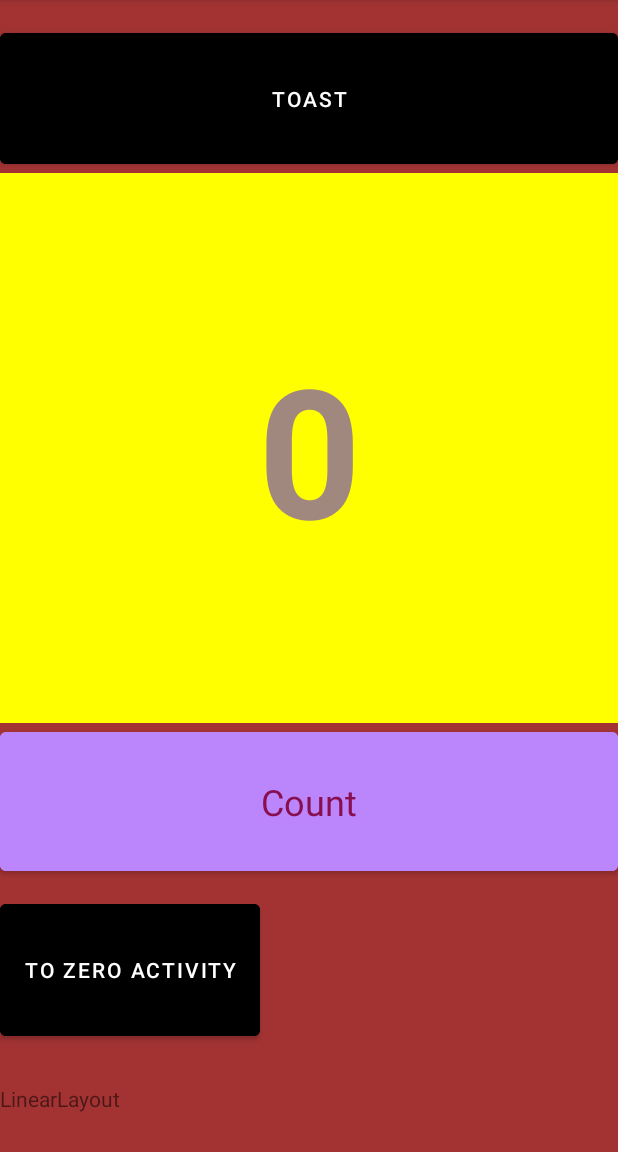
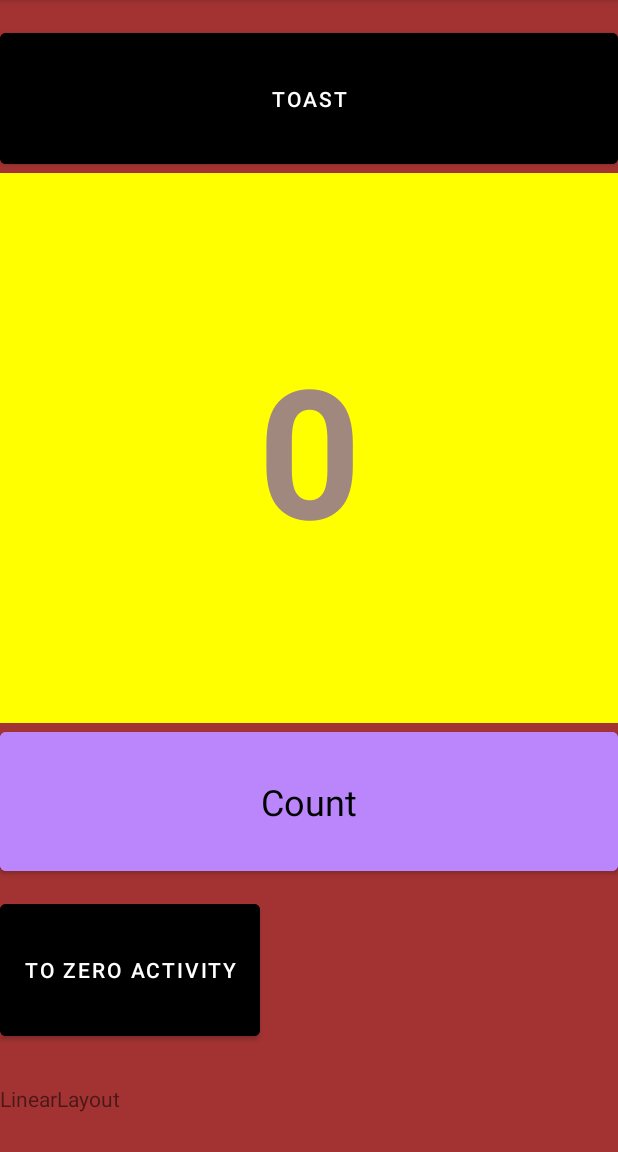
Before and after one commit to OmelchenkoMaksim/Andersen, an Android app: the screen it shows after launch (MainActivity), on a phone screen of 412 x 824 dp, the part 84-1236 px from its top. Run offline under Robolectric (Android 15) with nearby library versions, the phone set to English and light mode, and no system bars.

Commit message:
commit with added all resources
and increase encapsulation in all project

```diff
--- a/app/src/main/java/com/bignerdranch/android/andersen_1/MainActivity.kt
+++ b/app/src/main/java/com/bignerdranch/android/andersen_1/MainActivity.kt
@@ -4,58 +4,72 @@ import android.content.Intent
 import android.os.Bundle
 import android.util.Log
 import android.view.View
+import android.widget.Button
 import android.widget.TextView
 import android.widget.Toast
 import androidx.appcompat.app.AppCompatActivity
 
+const val EXTRA_MESSAGE_MAIN: String =
+    "com.big_nerd_ranch.android.andersen_1.main_activity.extra.MESSAGE"
+
 open class MainActivity : AppCompatActivity() {
 
     private var mCount: Int = 0
+    private var keyCount: String = "countState"
+    private var tagMainActivity: String = MainActivity::javaClass.name
     private lateinit var mShowCount: TextView
+    private lateinit var buttonShowToast: Button
+    private lateinit var buttonCount: Button
+    private lateinit var buttonToZeroActivity: Button
 
     override fun onCreate(savedInstanceState: Bundle?) {
         super.onCreate(savedInstanceState)
         setContentView(R.layout.activity_main)
-        Log.d("MainActivity", "Hi MOM")
-        val argument: Bundle? = getIntent().getExtras()
-        if (argument != null) mCount = intent.getIntExtra("count", 0)
+        Log.d(tagMainActivity, getString(R.string.funny_log_mom))
+
+        buttonShowToast = findViewById(R.id.button_toast)
+        buttonShowToast.setOnClickListener(::showToast)
+
+        buttonCount = findViewById(R.id.button_count)
+        buttonCount.setOnClickListener(::countUp)
+
+        buttonToZeroActivity = findViewById(R.id.button_to_two_activity)
+        buttonToZeroActivity.setOnClickListener(::toZeroActivity)
+
+        val argument: Bundle? = intent.extras
+        if (argument != null) mCount = intent.getIntExtra(keyCount, 0)
         if (savedInstanceState != null) {
-            mCount = savedInstanceState.getInt("count")
+            mCount = savedInstanceState.getInt(keyCount)
         }
         mShowCount = findViewById(R.id.show_count)
-        mShowCount.setText(mCount.toString())
+        mShowCount.text = mCount.toString()
     }
 
     override fun onSaveInstanceState(outState: Bundle) {
-        outState.putInt("count", mCount)
+        outState.putInt(keyCount, mCount)
         super.onSaveInstanceState(outState)
     }
 
     override fun onRestoreInstanceState(savedInstanceState: Bundle) {
-        mCount = savedInstanceState.getInt("count")
+        mCount = savedInstanceState.getInt(keyCount)
         super.onRestoreInstanceState(savedInstanceState)
     }
 
-    // внутри метода показывающего всплывающее сообщение находится переменная Toast
-    // хранящая параметр контекста, само сообщение и время его показа
-    // а так же вызов ее метода show
-    fun showToast(view: View) {
+    private fun showToast(view: View) {
         val toast = Toast.makeText(this, R.string.toast_message, Toast.LENGTH_SHORT)
         toast.show()
     }
 
-    fun countUp(view: View) {
+    private fun countUp(view: View) {
         mCount++
         Toast.makeText(this, R.string.toast_message_increase, Toast.LENGTH_SHORT).show()
-        mShowCount.setText(mCount.toString())
+        mShowCount.text = mCount.toString()
     }
 
-    fun toZeroActivity(view: View) {
+    private fun toZeroActivity(view: View) {
         Toast.makeText(this, R.string.toast_message_change_activity, Toast.LENGTH_SHORT).show()
-        val zeroAct: Intent = Intent(applicationContext, ActivityWithZero::class.java)
-        zeroAct.putExtra("count", mCount)
+        val zeroAct = Intent(applicationContext, ActivityWithZero::class.java)
+        zeroAct.putExtra(EXTRA_MESSAGE_MAIN, mCount)
         startActivity(zeroAct)
     }
-
-
 }
--- a/app/src/main/java/com/bignerdranch/android/andersen_1/SecondActivity.kt
+++ b/app/src/main/java/com/bignerdranch/android/andersen_1/SecondActivity.kt
@@ -3,12 +3,18 @@ package com.bignerdranch.android.andersen_1
 import android.content.Intent
 import androidx.appcompat.app.AppCompatActivity
 import android.os.Bundle
+import android.util.Log
 import android.widget.TextView
 
 class SecondActivity : AppCompatActivity() {
+
+    private val tagSecondActivity: String = SecondActivity::class.java.name
+
     override fun onCreate(savedInstanceState: Bundle?) {
         super.onCreate(savedInstanceState)
         setContentView(R.layout.activity_second)
+        Log.d(tagSecondActivity, getString(R.string.funny_log_dad))
+
         val intent: Intent = intent
         val message = intent.getStringExtra(EXTRA_MESSAGE)
         val textView: TextView = findViewById(R.id.text_message)
--- a/app/src/main/res/layout-land/activity_main.xml
+++ b/app/src/main/res/layout-land/activity_main.xml
@@ -1,6 +1,5 @@
 <?xml version="1.0" encoding="utf-8"?>
 <RelativeLayout xmlns:android="http://schemas.android.com/apk/res/android"
-    xmlns:tools="http://schemas.android.com/tools"
     android:layout_width="match_parent"
     android:layout_height="match_parent"
     android:background="@color/red"
@@ -15,12 +14,10 @@
         android:layout_marginEnd="8dp"
         android:backgroundTint="#D500F9"
         android:backgroundTintMode="screen"
-        android:onClick="showToast"
         android:text="@string/button_toast"
         android:textColor="@color/black"
         android:textSize="12sp"
-        android:visibility="visible"
-        tools:ignore="UsingOnClickInXml" />
+        android:visibility="visible" />
 
 
     <TextView
@@ -45,32 +42,25 @@
         android:layout_width="match_parent"
         android:layout_height="wrap_content"
         android:layout_below="@+id/show_count"
-        android:layout_marginStart="8dp"
-        android:layout_marginTop="8dp"
-        android:layout_marginEnd="8dp"
+        android:layout_marginStart="@dimen/spacing_normal"
+        android:layout_marginTop="@dimen/spacing_normal"
+        android:layout_marginEnd="@dimen/spacing_normal"
         android:backgroundTint="@android:color/holo_orange_dark"
-        android:onClick="countUp"
         android:text="@string/button_count_string"
-        android:textColor="#FFEA00"
-        android:textSize="12sp"
-        android:textStyle="bold"
-        tools:ignore="UsingOnClickInXml" />
+        android:textColor="@color/white"
+        android:textSize="@dimen/text_normal"
+        android:textStyle="bold" />
 
     <Button
-        android:id="@+id/button_to_next_activity"
+        android:id="@+id/button_to_two_activity"
         android:layout_width="wrap_content"
         android:layout_height="wrap_content"
         android:layout_below="@+id/button_count"
-        android:layout_alignParentStart="false"
-        android:layout_alignParentEnd="false"
-        android:layout_alignParentBottom="false"
         android:layout_centerHorizontal="true"
-        android:layout_marginTop="6dp"
+        android:layout_marginTop="@dimen/spacing_small"
         android:backgroundTint="@color/black"
-        android:onClick="toZeroActivity"
         android:text="@string/to_zero_activity"
-        android:textSize="10sp"
-        tools:ignore="SmallSp,UsingOnClickInXml" />
+        android:textSize="@dimen/small_text" />
 
     <TextView
         android:id="@+id/textRelativeLayout"
--- a/app/src/main/res/layout/activity_main.xml
+++ b/app/src/main/res/layout/activity_main.xml
@@ -1,6 +1,5 @@
 <?xml version="1.0" encoding="utf-8"?>
 <LinearLayout xmlns:android="http://schemas.android.com/apk/res/android"
-    xmlns:tools="http://schemas.android.com/tools"
     android:layout_width="match_parent"
     android:layout_height="match_parent"
     android:background="#A33333"
@@ -14,11 +13,9 @@
         android:layout_weight="1"
         android:backgroundTint="@color/black"
         android:backgroundTintMode="screen"
-        android:onClick="showToast"
         android:text="@string/button_toast"
         android:textColor="@color/white"
-        android:visibility="visible"
-        tools:ignore="UsingOnClickInXml" />
+        android:visibility="visible" />
 
     <TextView
         android:id="@+id/show_count"
@@ -40,23 +37,19 @@
         android:layout_height="wrap_content"
         android:layout_weight="1"
         android:backgroundTint="@color/purple_200"
-        android:onClick="countUp"
         android:text="@string/button_count_string"
-        android:textColor="#880E4F"
-        android:textSize="24sp"
-        tools:ignore="UsingOnClickInXml" />
+        android:textColor="@color/black"
+        android:textSize="@dimen/big_text" />
 
     <Button
-        android:id="@+id/button_to_next_activity"
+        android:id="@+id/button_to_two_activity"
         android:layout_width="wrap_content"
         android:layout_height="wrap_content"
         android:layout_marginTop="@dimen/padding_regular"
         android:layout_weight="1"
         android:backgroundTint="@color/black"
         android:gravity="center|end"
-        android:onClick="toZeroActivity"
-        android:text="@string/to_zero_activity"
-        tools:ignore="UsingOnClickInXml" />
+        android:text="@string/to_zero_activity" />
 
     <TextView
         android:id="@+id/textRelativeLayout"
--- a/app/src/main/res/layout/activity_two_activities_and_intents.xml
+++ b/app/src/main/res/layout/activity_two_activities_and_intents.xml
@@ -7,16 +7,15 @@
     tools:context=".TwoActivitiesAndIntents">
 
     <Button
-        android:id="@+id/button_send"
+        android:id="@+id/button_to_second_activity"
         android:layout_width="wrap_content"
         android:layout_height="wrap_content"
         android:layout_marginEnd="@dimen/spacing_large"
         android:backgroundTint="@color/grey"
-        android:onClick="launchSecondActivity"
         android:text="@string/send"
         app:layout_constraintBottom_toBottomOf="parent"
         app:layout_constraintEnd_toEndOf="parent"
-        tools:ignore="MissingConstraints,UsingOnClickInXml" />
+        tools:ignore="MissingConstraints" />
 
     <EditText
         android:id="@+id/editText_main"
--- a/app/src/main/res/values/dimens.xml
+++ b/app/src/main/res/values/dimens.xml
@@ -6,4 +6,10 @@
     <dimen name="spacing_large">16dp</dimen>
     <dimen name="spacing_xlarge">32dp</dimen>
     <dimen name="small_text">10sp</dimen>
+    <dimen name="big_text">24sp</dimen>
+    <dimen name="text_normal">12sp</dimen>
+    <dimen name="were_large_spacing">100dp</dimen>
+    <dimen name="activity_with_zero_show_count_size">175dp</dimen>
+    <dimen name="activity_with_zero_text_count_size">100sp</dimen>
+    <dimen name="activity_with_zero_dimension_count_size">60dp</dimen>
 </resources>
--- a/app/src/main/res/values/strings.xml
+++ b/app/src/main/res/values/strings.xml
@@ -76,4 +76,5 @@
     <string name="send">SEND</string>
     <string name="enter_your_message_here">Enter Your Message Here</string>
     <string name="funny_log_dad">Hi DAD</string>
+    <string name="funny_log_mom">Hi MOM</string>
 </resources>
```
Also changed, not shown: app/src/main/java/com/bignerdranch/android/andersen_1/ActivityWithZero.kt (+9 -7 lines), app/src/main/java/com/bignerdranch/android/andersen_1/ScrollViewActivity.kt (+18 -2 lines), app/src/main/java/com/bignerdranch/android/andersen_1/TwoActivitiesAndIntents.kt (+12 -4 lines), app/src/main/res/layout/activity_scroll_view.xml (+9 -16 lines), app/src/main/res/layout/activity_with_zero.xml (+9 -11 lines).
